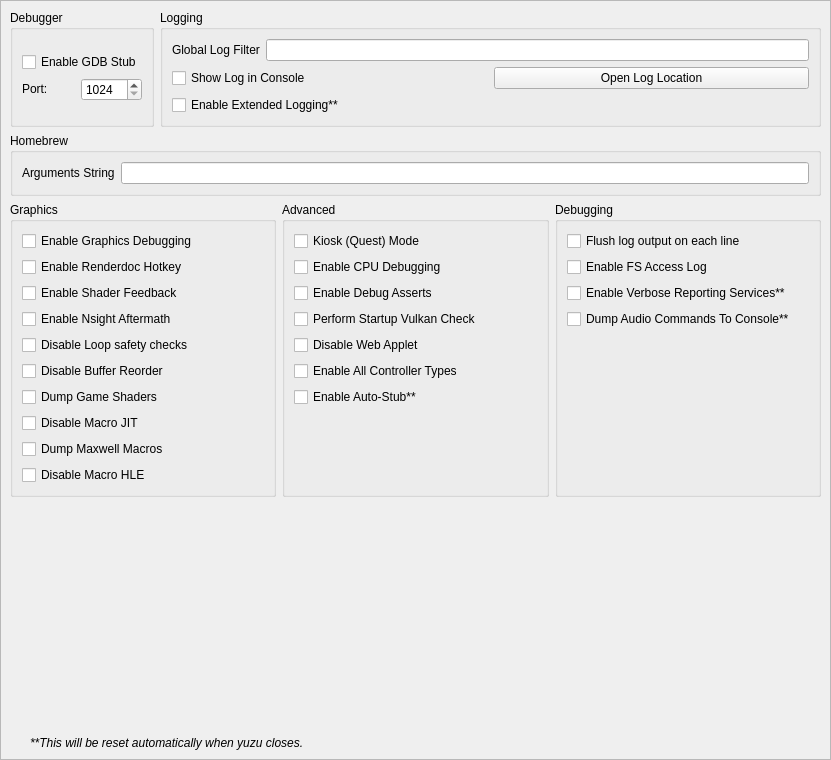
Before: the Qt Designer form src/yuzu/configuration/configure_debug.ui in rorrim-rorrim/eden-alt, drawn with Qt 5.
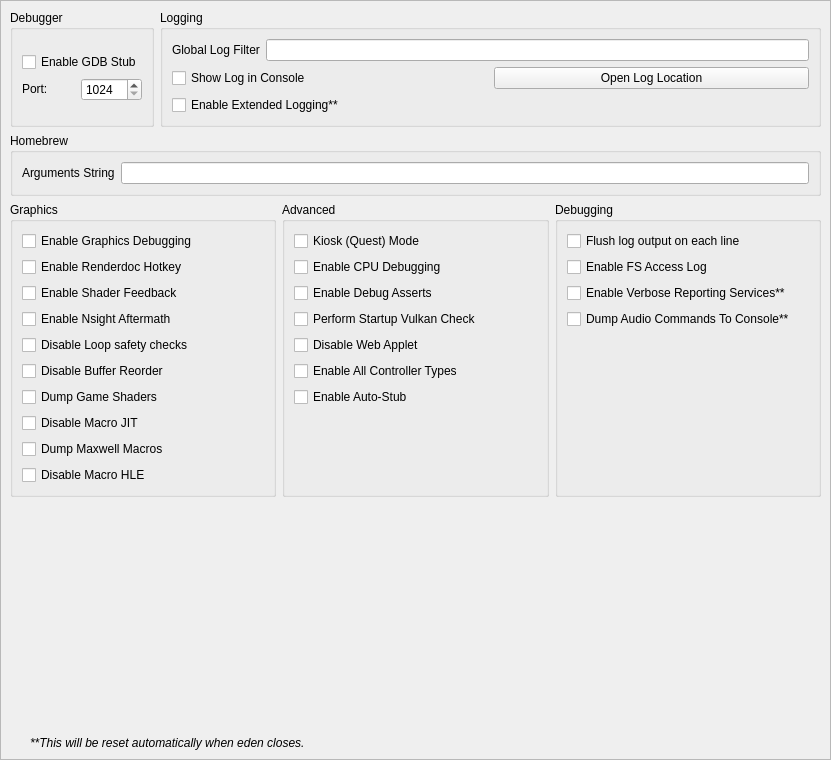
After: the same form once the commit is applied.

```diff
--- a/src/yuzu/configuration/configure_debug.ui
+++ b/src/yuzu/configuration/configure_debug.ui
@@ -424,7 +424,7 @@
          <item row="6" column="0">
           <widget class="QCheckBox" name="use_auto_stub">
            <property name="text">
-            <string>Enable Auto-Stub**</string>
+            <string>Enable Auto-Stub</string>
            </property>
           </widget>
          </item>
@@ -553,7 +553,7 @@
        </font>
       </property>
       <property name="text">
-       <string>**This will be reset automatically when yuzu closes.</string>
+       <string>**This will be reset automatically when eden closes.</string>
       </property>
       <property name="indent">
        <number>20</number>
```
